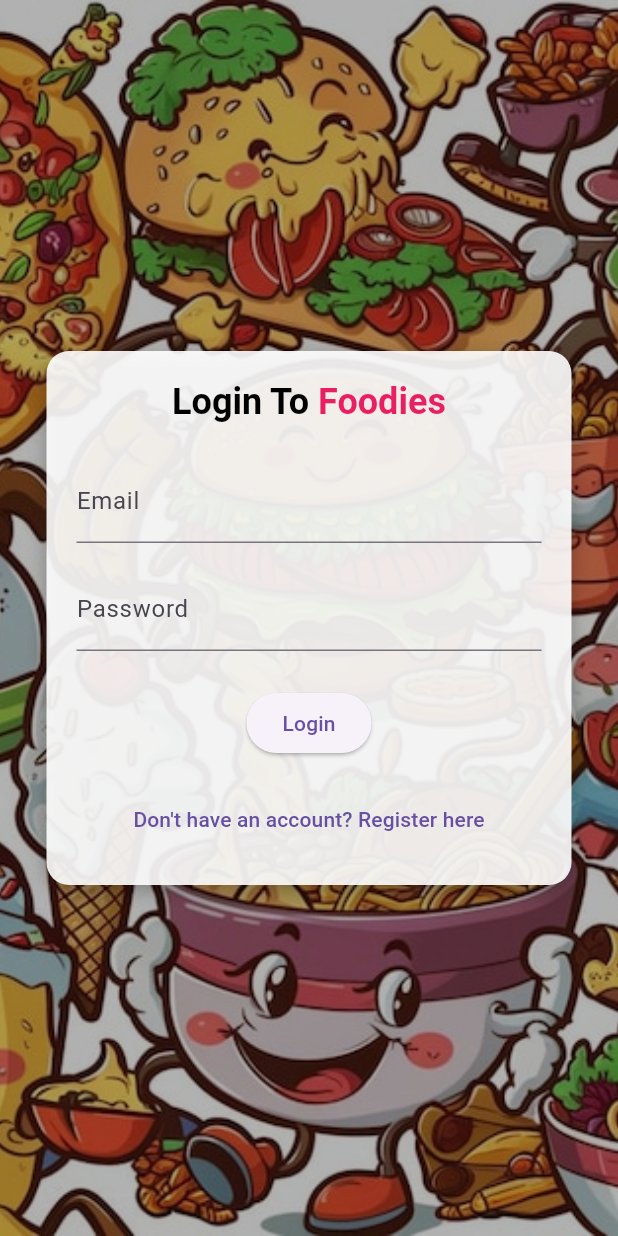
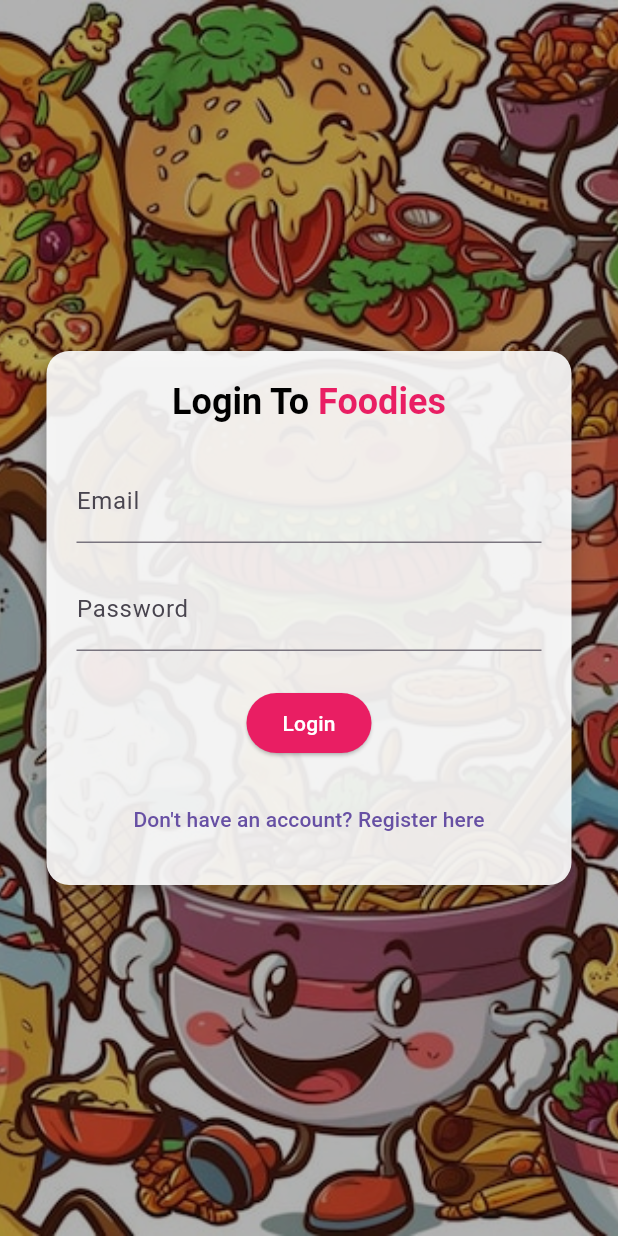
Before and after one commit to thisalma/Assignment-2-Mobile-App-Development, a Flutter app: the screen it shows after launch, on a phone screen of 412 x 824 dp. Run offline on Flutter 3.47's test engine with Material 3 defaults, Android fonts, the phone set to English and light mode, and no system bars; our stand-ins replace image_picker, shared_preferences.

Commit message:
doing some changes in the main.dart

```diff
--- a/lib/api_service.dart
+++ b/lib/api_service.dart
@@ -2,7 +2,7 @@
 import 'package:http/http.dart' as http;
 
 class ApiService {
-  static const String baseUrl = "http://192.168.1.5:8000/api"; // Your Laravel IP
+  static const String baseUrl = "http://192.168.1.3:8000/api"; // Your Laravel IP
 
   Future<Map<String, dynamic>> register(String username, String email, String password) async {
     final response = await http.post(
--- a/lib/main.dart
+++ b/lib/main.dart
@@ -16,18 +16,58 @@
     return MaterialApp(
       title: 'Food & Beverages App',
       debugShowCheckedModeBanner: false,
+
+      // LIGHT THEME
       theme: ThemeData(
         brightness: Brightness.light,
         primarySwatch: Colors.pink,
         scaffoldBackgroundColor: Colors.white,
+        appBarTheme: const AppBarTheme(
+          backgroundColor: Colors.pink,
+          foregroundColor: Colors.white, // text/icons
+        ),
+        elevatedButtonTheme: ElevatedButtonThemeData(
+          style: ElevatedButton.styleFrom(
+            backgroundColor: Colors.pink,
+            foregroundColor: Colors.white,
+          ),
+        ),
+        floatingActionButtonTheme: const FloatingActionButtonThemeData(
+          backgroundColor: Colors.pink,
+        ),
+        textTheme: const TextTheme(
+          bodyLarge: TextStyle(color: Colors.black),
+          bodyMedium: TextStyle(color: Colors.black),
+        ),
       ),
+
+      // DARK THEME
       darkTheme: ThemeData(
         brightness: Brightness.dark,
         primarySwatch: Colors.pink,
         scaffoldBackgroundColor: Colors.black,
+        appBarTheme: const AppBarTheme(
+          backgroundColor: Colors.pink,
+          foregroundColor: Colors.white, // text/icons
+        ),
+        elevatedButtonTheme: ElevatedButtonThemeData(
+          style: ElevatedButton.styleFrom(
+            backgroundColor: Colors.pink,
+            foregroundColor: Colors.white,
+          ),
+        ),
+        floatingActionButtonTheme: const FloatingActionButtonThemeData(
+          backgroundColor: Colors.pink,
+        ),
+        textTheme: const TextTheme(
+          bodyLarge: TextStyle(color: Colors.white),
+          bodyMedium: TextStyle(color: Colors.white),
+        ),
       ),
-      themeMode: ThemeMode.system,
+
+      themeMode: ThemeMode.system, // follow system theme
       home: const CheckLogin(),
+
       routes: {
         '/home': (context) => const HomePage(),
         '/login': (context) => const LoginScreen(),
```
